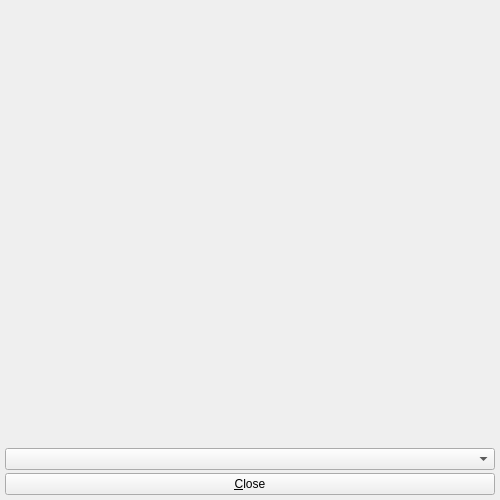
Before: the Qt Designer form src/klflatexsymbols.ui in CryFeiFei/klatexformula, drawn with Qt 5.
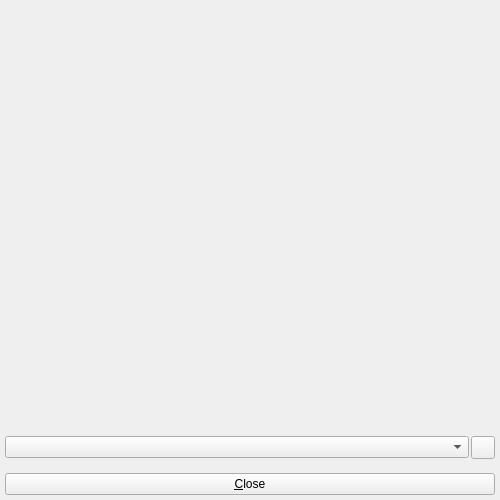
After: the same form once the commit is applied. Icons and pictures are not drawn. Custom widgets are drawn as their Qt base class.

Commit message: * many search bug fixes * Improved search API again, now properly integrated into symbols too * library browser makes full use of new search facilities

```diff
--- a/src/klflatexsymbols.ui
+++ b/src/klflatexsymbols.ui
@@ -18,14 +18,11 @@
    <iconset resource="klfres.qrc">
     <normaloff>:/pics/klatexformula-128.png</normaloff>:/pics/klatexformula-128.png</iconset>
   </property>
-  <layout class="QVBoxLayout" name="lyt_KLFLatexSymbols">
-   <property name="spacing">
-    <number>3</number>
-   </property>
+  <layout class="QGridLayout" name="gridLayout">
    <property name="margin">
     <number>5</number>
    </property>
-   <item>
+   <item row="0" column="0">
     <widget class="QFrame" name="frmMain">
      <property name="frameShape">
       <enum>QFrame::NoFrame</enum>
@@ -36,14 +33,11 @@
      <property name="lineWidth">
       <number>0</number>
      </property>
-     <layout class="QVBoxLayout" name="lyt_frmMain">
-      <property name="spacing">
-       <number>3</number>
-      </property>
+     <layout class="QGridLayout" name="gridLayout_2">
       <property name="margin">
        <number>0</number>
       </property>
-      <item>
+      <item row="0" column="0" colspan="2">
        <widget class="QFrame" name="frmStackContainer">
         <property name="sizePolicy">
          <sizepolicy hsizetype="Preferred" vsizetype="Expanding">
@@ -62,13 +56,46 @@
         </property>
        </widget>
       </item>
-      <item>
+      <item row="2" column="0">
        <widget class="QComboBox" name="cbxCategory">
         <property name="toolTip">
          <string>Choose symbol category</string>
         </property>
        </widget>
       </item>
+      <item row="2" column="1">
+       <widget class="QToolButton" name="btnSearch">
+        <property name="toolTip">
+         <string>Search for Symbols ...</string>
+        </property>
+        <property name="icon">
+         <iconset resource="klfres.qrc">
+          <normaloff>:/pics/showpreview.png</normaloff>:/pics/showpreview.png</iconset>
+        </property>
+        <property name="checkable">
+         <bool>true</bool>
+        </property>
+       </widget>
+      </item>
+      <item row="3" column="0" colspan="2">
+       <widget class="KLFSearchBar" name="searchbar">
+        <property name="minimumSize">
+         <size>
+          <width>0</width>
+          <height>10</height>
+         </size>
+        </property>
+        <property name="autoHide" stdset="0">
+         <bool>true</bool>
+        </property>
+        <property name="focusOutText" stdset="0">
+         <string>Search for Symbols ...</string>
+        </property>
+        <property name="showSearchLabel" stdset="0">
+         <bool>false</bool>
+        </property>
+       </widget>
+      </item>
      </layout>
     </widget>
    </item>
@@ -92,6 +119,17 @@
   </layout>
  </widget>
  <layoutdefault spacing="2" margin="0"/>
+ <customwidgets>
+  <customwidget>
+   <class>KLFSearchBar</class>
+   <extends>QFrame</extends>
+   <header location="global">klfsearchbar.h</header>
+   <container>1</container>
+   <slots>
+    <signal>visibilityChanged(bool)</signal>
+   </slots>
+  </customwidget>
+ </customwidgets>
  <tabstops>
   <tabstop>cbxCategory</tabstop>
   <tabstop>btnClose</tabstop>
```
Left out of the diff: 37 changed lines with no effect on the pictures. The commit also changes 14 other files.
